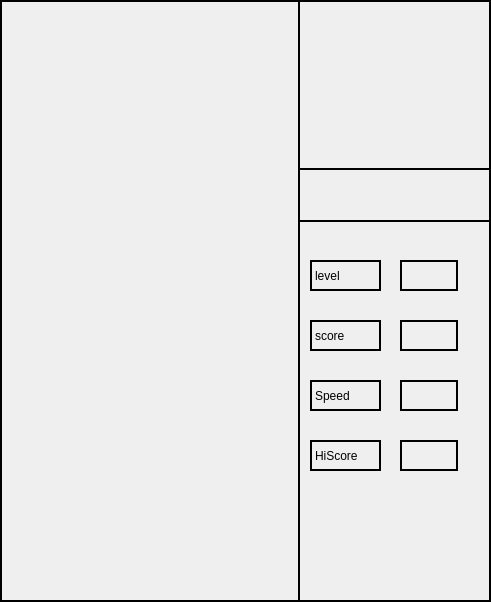
This is gui/desktop/viewqt.ui in aydzx/Brick-Game as Qt 5 draws it before an edit. The edited form follows.
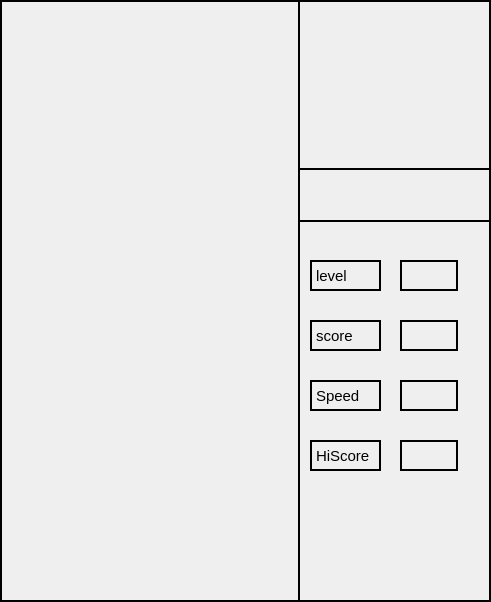
This is the edited form.

Commit message: fix font-size

Patch:
```diff
--- a/gui/desktop/viewqt.ui
+++ b/gui/desktop/viewqt.ui
@@ -83,6 +83,11 @@
        <height>31</height>
       </rect>
      </property>
+     <property name="styleSheet">
+      <string notr="true">QLabel {
+font-size: 15px;
+}</string>
+     </property>
      <property name="text">
       <string>level</string>
      </property>
@@ -96,6 +101,11 @@
        <height>31</height>
       </rect>
      </property>
+     <property name="styleSheet">
+      <string notr="true">QLabel {
+font-size: 15px;
+}</string>
+     </property>
      <property name="text">
       <string>score</string>
      </property>
@@ -109,6 +119,11 @@
        <height>31</height>
       </rect>
      </property>
+     <property name="styleSheet">
+      <string notr="true">QLabel {
+font-size: 15px;
+}</string>
+     </property>
      <property name="text">
       <string>Speed</string>
      </property>
@@ -122,6 +137,11 @@
        <height>31</height>
       </rect>
      </property>
+     <property name="styleSheet">
+      <string notr="true">QLabel {
+font-size: 15px;
+}</string>
+     </property>
      <property name="text">
       <string>HiScore</string>
      </property>
@@ -199,18 +219,19 @@
       <rect>
        <x>60</x>
        <y>190</y>
-       <width>161</width>
+       <width>211</width>
        <height>41</height>
       </rect>
      </property>
      <property name="font">
       <font>
-       <pointsize>18</pointsize>
+       <pointsize>-1</pointsize>
       </font>
      </property>
      <property name="styleSheet">
       <string notr="true">QLabel {
 border: none;
+font-size: 17px;
 }</string>
      </property>
      <property name="text">
```
The commit also changes 20 other files.
